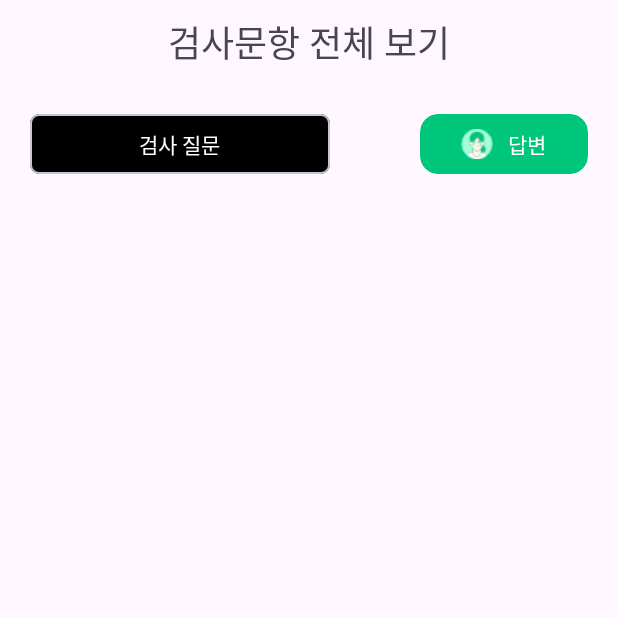
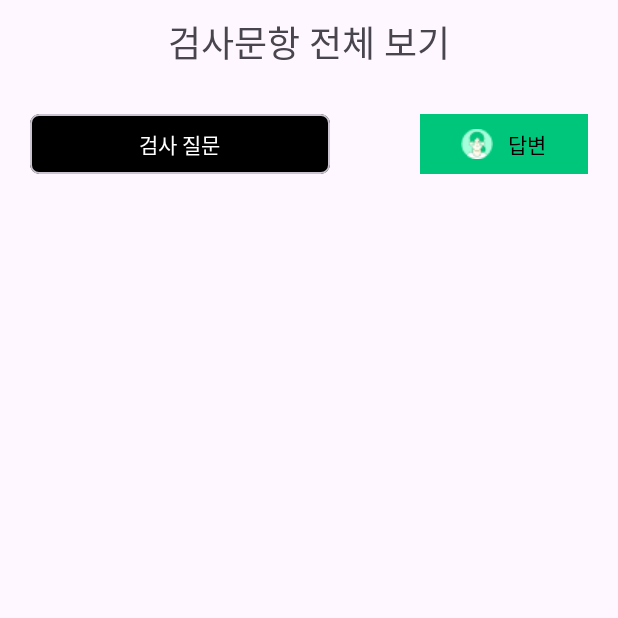
Before and after one commit to KusitmsHDmedi/HDmedi_Android, an Android app: the fragment Result1Fragment placed in its activity, on a phone screen of 412 x 824 dp, the top half of it. Run offline under Robolectric (Android 15) with nearby library versions, the phone set to English and light mode, and no system bars; our stand-ins replace data binding; 18 statements that could not run were skipped.

Commit message:
Fix. xml 수정

```diff
--- a/app/src/main/AndroidManifest.xml
+++ b/app/src/main/AndroidManifest.xml
@@ -10,6 +10,7 @@
     <uses-permission android:name="android.permission.SEND_SMS" />
 
     <application
+        android:name=".sharedPreference.MyApplication"
         android:allowBackup="true"
         android:dataExtractionRules="@xml/data_extraction_rules"
         android:fullBackupContent="@xml/backup_rules"
--- a/app/src/main/java/com/example/hdmedi/activity/ParentsSettingActivity.kt
+++ b/app/src/main/java/com/example/hdmedi/activity/ParentsSettingActivity.kt
@@ -7,6 +7,7 @@
 import android.view.inputmethod.InputMethodManager
 import com.example.hdmedi.R
 import com.example.hdmedi.databinding.ActivityParentsSettingBinding
+import com.example.hdmedi.sharedPreference.MyApplication
 
 class ParentsSettingActivity : BaseActivity<ActivityParentsSettingBinding>(R.layout.activity_parents_setting), PostDialogData {
     override fun onCreate(savedInstanceState: Bundle?) {
@@ -24,6 +25,11 @@
         binding.nextButton.setOnClickListener{
 
         if(binding.nextButton.isActivated){
+
+            val name = binding.nameText.text.toString()
+
+            //sharedPreference 이름 저장
+            MyApplication.preferences.setString("name", name)
 
                 val intent = Intent(this, MainActivity::class.java)
 
--- a/app/src/main/java/com/example/hdmedi/fragment/Result1Fragment.kt
+++ b/app/src/main/java/com/example/hdmedi/fragment/Result1Fragment.kt
@@ -1,5 +1,6 @@
 package com.example.hdmedi.fragment
 
+import android.graphics.Color
 import android.os.Bundle
 import android.util.Log
 import androidx.fragment.app.Fragment
@@ -19,6 +20,8 @@
 import com.example.hdmedi.databinding.FragmentTest2To18Binding
 import com.example.hdmedi.model.resultData
 import com.example.hdmedi.resultViewModel
+import com.example.hdmedi.sharedPreference.MyApplication
+import com.google.android.material.card.MaterialCardView
 
 
 class Result1Fragment : Fragment() {
@@ -60,6 +63,24 @@
         super.onViewCreated(view, savedInstanceState)
 
 
+
+        //교사인지 학부모인지 판단해서 색 결정
+        if(MyApplication.preferences.getString("who","")=="parent") {
+
+            binding.answerBack.setBackgroundColor(Color.parseColor("#00C67B"))
+            binding.answerText.setTextColor(Color.parseColor("#FFFFFF"))
+
+
+
+
+
+        } else {
+
+            binding.answerBack.setBackgroundColor(Color.parseColor("#FFE459"))
+            binding.answerText.setTextColor(Color.parseColor("#000000"))
+
+
+        }
 
 
 
--- /dev/null
+++ b/app/src/main/java/com/example/hdmedi/sharedPreference/PreferenceUtil.kt
@@ -0,0 +1,18 @@
+package com.example.hdmedi.sharedPreference
+
+import android.content.Context
+import android.content.SharedPreferences
+import com.example.hdmedi.sharedPreference.MyApplication.Companion.preferences
+
+class PreferenceUtil(context: Context) {
+
+    private val preferences: SharedPreferences = context.getSharedPreferences("prefs_name", Context.MODE_PRIVATE)
+
+    fun getString(key: String, defValue: String):String{
+        return preferences.getString(key,defValue).toString()
+    }
+
+    fun setString(key: String, defValue: String){
+        preferences.edit().putString(key, defValue).apply()
+    }
+}
--- a/app/src/main/res/layout/fragment_result1.xml
+++ b/app/src/main/res/layout/fragment_result1.xml
@@ -47,6 +47,7 @@
         </com.google.android.material.card.MaterialCardView>
 
         <com.google.android.material.card.MaterialCardView
+            android:id="@+id/answer_back"
             android:layout_width="112dp"
             android:layout_height="40dp"
             android:backgroundTint="#00C67B"
@@ -57,6 +58,7 @@
 
 
             <TextView
+                android:id="@+id/answer_text"
                 android:layout_width="wrap_content"
                 android:layout_height="wrap_content"
                 android:text="답변"
--- a/app/src/main/res/layout/rv_result_item.xml
+++ b/app/src/main/res/layout/rv_result_item.xml
@@ -43,6 +43,7 @@
         </com.google.android.material.card.MaterialCardView>
 
         <com.google.android.material.card.MaterialCardView
+            android:id="@+id/rv_item_back"
             android:layout_width="112dp"
             android:layout_height="0dp"
             android:backgroundTint="#c4eadc"
```
Also changed, not shown: app/src/main/java/com/example/hdmedi/activity/CheckInfoActivity.kt (+16 -0 lines), app/src/main/java/com/example/hdmedi/activity/OnBoardingActivity.kt (+8 -0 lines), app/src/main/java/com/example/hdmedi/sharedPreference/MyApplication.kt (added, +17 -0 lines).
